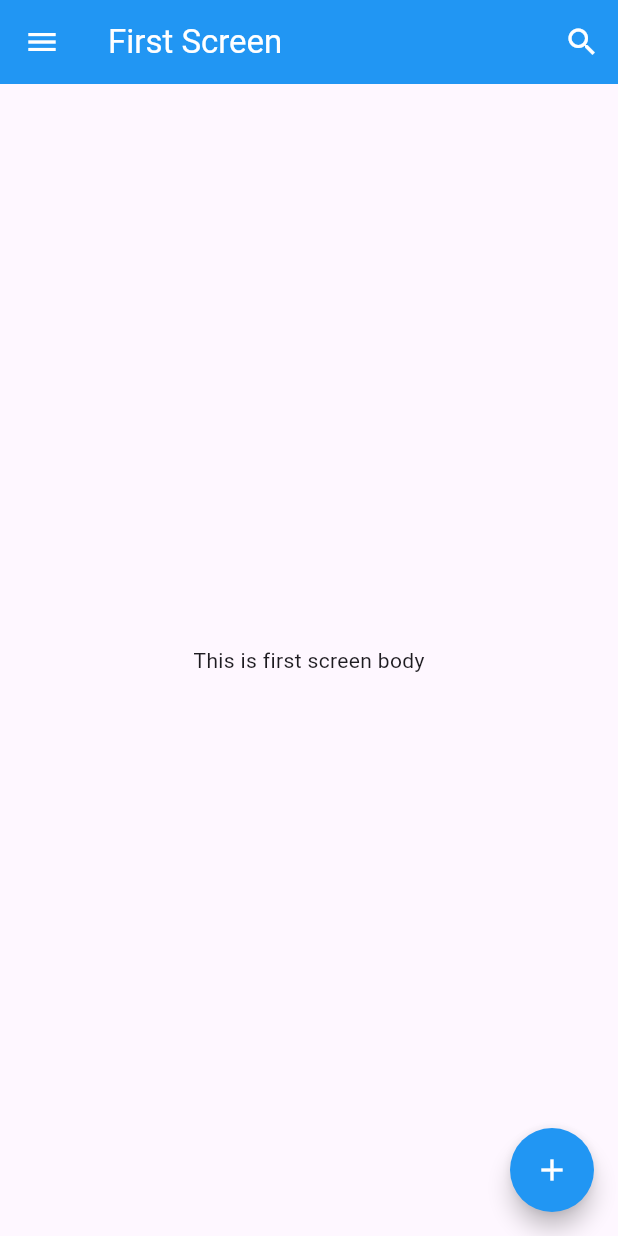
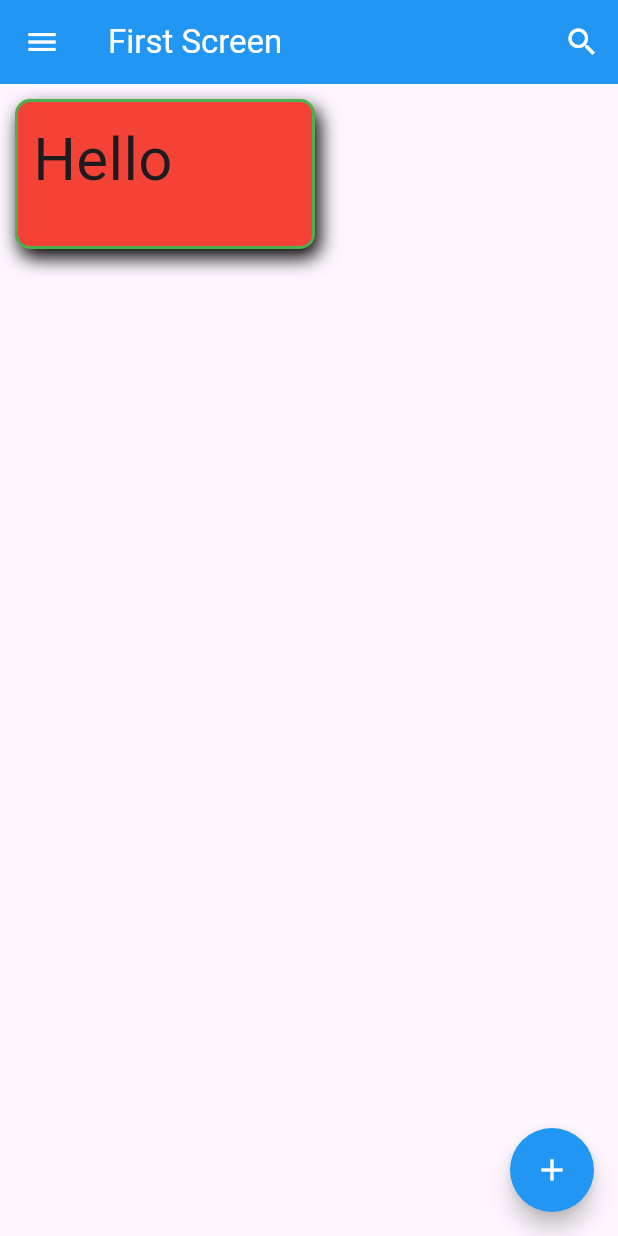
Before and after one commit to Garongan/belajar-flutter, a Flutter app: the screen it shows after launch, on a phone screen of 412 x 824 dp. Run offline on Flutter 3.47's test engine with Material 3 defaults, Android fonts, the phone set to English and light mode, and no system bars.

Commit message:
feat: learn about container widget

```diff
--- a/lib/screen/first_screen.dart
+++ b/lib/screen/first_screen.dart
@@ -23,8 +23,30 @@ class FirstScreen extends StatelessWidget {
             onPressed: () {},
             icon: const Icon(Icons.menu, color: Colors.white)),
       ),
-      body: const Center(
-        child: Text('This is first screen body'),
+      // adding container
+      body: Container(
+        // color: Colors.blue, // using color to setting background color
+        decoration: BoxDecoration( // do not setting color if using decoration
+          color: Colors.red,
+          // shape: BoxShape.circle,
+          border: Border.all(color: Colors.green, width: 2),
+          borderRadius: BorderRadius.circular(10),
+          boxShadow: const [
+            BoxShadow(
+              color: Colors.black,
+              offset: Offset(3, 6),
+              blurRadius: 10
+            ),
+          ]
+        ),
+        width: 200, // setting width in container
+        height: 100, // setting height in container
+        padding: const EdgeInsets.all(10), // add padding
+        margin: const EdgeInsets.all(10), // add margin
+        child: const Text(
+          'Hello',
+          style: TextStyle(fontSize: 40),
+        ),
       ),
       // button that the position is fixed in right bottom
       floatingActionButton: FloatingActionButton(
```
